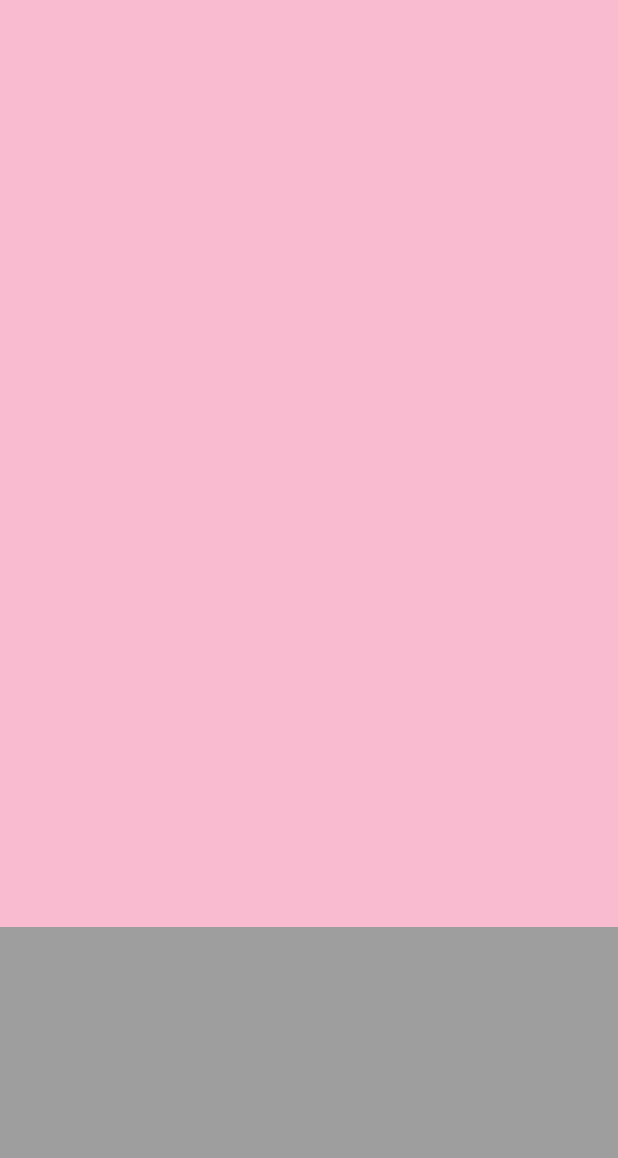
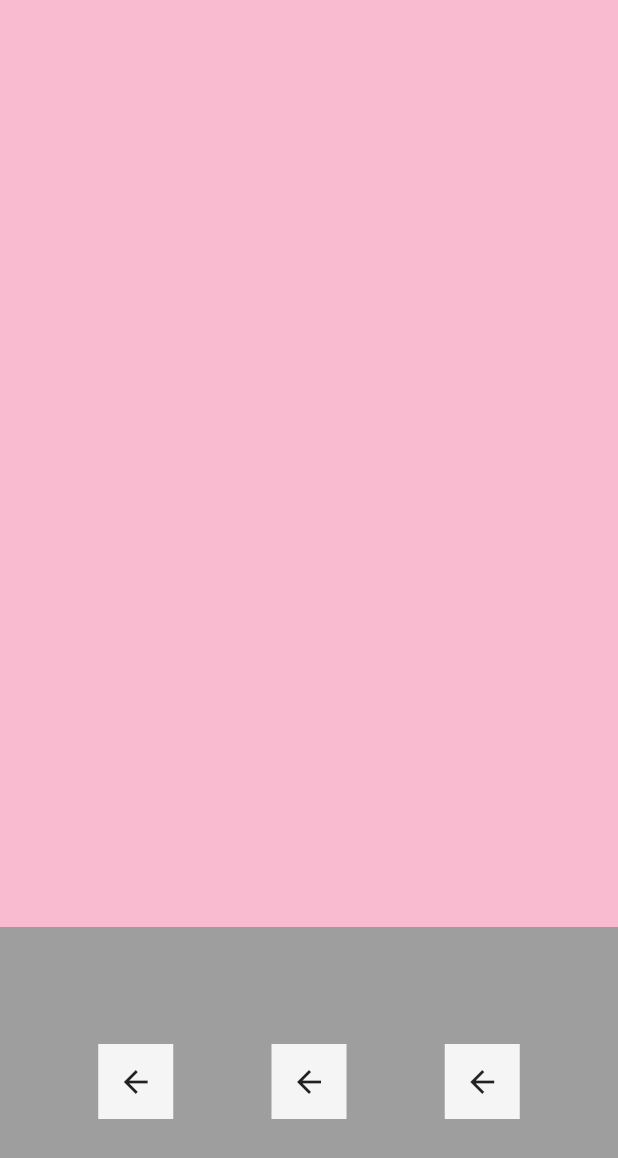
Before and after one commit to irinavasilescu/bubble_trouble, a Flutter app: the screen it shows after launch, on a phone screen of 412 x 824 dp. Shown: the top 1158 px of the screen. Run offline on Flutter 3.47's test engine with Material 2 defaults, Android fonts, the light colour scheme and no system bars.

Commit message:
added some arrow buttons

```diff
--- /dev/null
+++ b/lib/button.dart
@@ -0,0 +1,13 @@
+import 'package:flutter/material.dart';
+
+class MyButton extends StatelessWidget {
+  @override
+  Widget build(BuildContext context) {
+    return Container(
+      color: Colors.grey[100],
+      width: 50,
+      height: 50,
+      child: Center(child: Icon(Icons.arrow_back)),
+    );
+  }
+}
--- a/lib/homepage.dart
+++ b/lib/homepage.dart
@@ -1,3 +1,4 @@
+import 'package:bubble_trouble/button.dart';
 import 'package:flutter/material.dart';
 
 // It is a stateful widget because the game will have lots of moving parts
@@ -16,7 +17,16 @@ class _HomePageState extends State<HomePage> {
         Expanded(
             flex: 3, // This container takes up 75% of the space
             child: Container(color: Colors.pink[100])),
-        Expanded(child: Container(color: Colors.grey))
+        Expanded(
+            child: Container(
+                color: Colors.grey,
+                child: Row(
+                    mainAxisAlignment: MainAxisAlignment.spaceEvenly,
+                    children: [
+                      MyButton(),
+                      MyButton(),
+                      MyButton(),
+                    ])))
       ],
     );
   }
```
